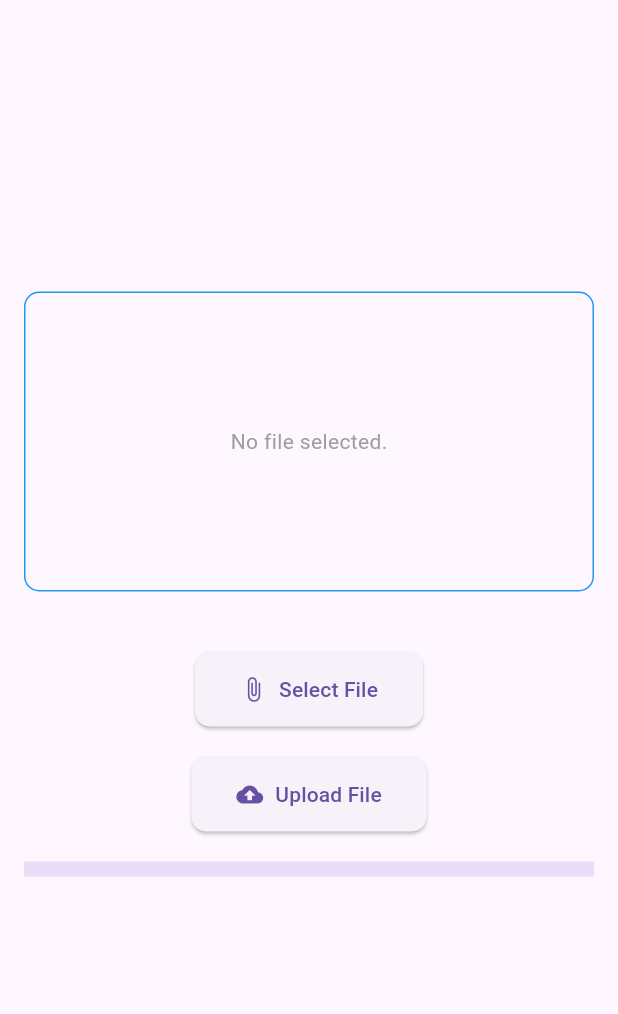
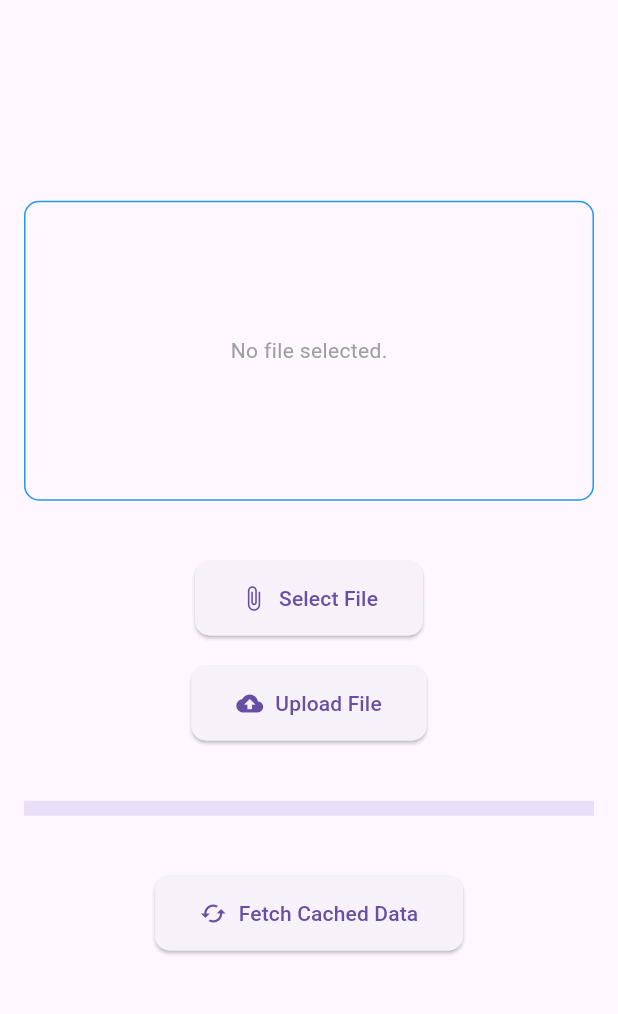
Before and after one commit to LysinKirill/Flutter_DIO_demo, a Flutter app: the screen it shows after launch, after a tap on "Upload File", on a phone screen of 412 x 824 dp, the part 76-1090 px from its top. Run offline on Flutter 3.47's test engine with Material 3 defaults, Android fonts, the phone set to English and light mode, and no system bars; our stand-ins replace dio, file_picker; missing offline and left inert: dio_http_cache.

Commit message:
add request cancellation support and more direct caching example

```diff
--- a/lib/main.dart
+++ b/lib/main.dart
@@ -34,6 +34,8 @@ class _FileUploadScreenState extends State<FileUploadScreen> with SingleTickerPr
   bool _showSuccess = false;
   bool _showError = false;
   String _errorMessage = '';
+  CancelToken _cancelToken = CancelToken(); // For canceling uploads
+  String _cachedData = ''; // To display cached data
 
   late AnimationController _animationController;
   late Animation<double> _fadeAnimation;
@@ -51,8 +53,14 @@ class _FileUploadScreenState extends State<FileUploadScreen> with SingleTickerPr
   @override
   void dispose() {
     _animationController.dispose();
+    _cancelToken.cancel(); // Cancel any ongoing requests
     super.dispose();
   }
+
+  void _resetCancelToken() {
+    _cancelToken = CancelToken();
+  }
+
 
   Future<void> _pickFile() async {
     FilePickerResult? result = await FilePicker.platform.pickFiles();
@@ -69,6 +77,16 @@ class _FileUploadScreenState extends State<FileUploadScreen> with SingleTickerPr
     }
 
     Dio dio = Dio();
+
+    // Add logging interceptor
+    dio.interceptors.add(LogInterceptor(
+      request: true,
+      requestHeader: true,
+      requestBody: true,
+      responseHeader: true,
+      responseBody: true,
+      error: true,
+    ));
 
     setState(() {
       _isUploading = true;
@@ -91,6 +109,7 @@ class _FileUploadScreenState extends State<FileUploadScreen> with SingleTickerPr
             _uploadProgress = sent / total;
           });
         },
+        cancelToken: _cancelToken, // Add cancel token
       );
 
       if (response.statusCode == 200) {
@@ -123,9 +142,11 @@ class _FileUploadScreenState extends State<FileUploadScreen> with SingleTickerPr
     } on DioError catch (e) {
       String? errorMessage;
       if (e.type == DioErrorType.connectTimeout) {
-          errorMessage = 'Upload failed: Connection timeout';
+        errorMessage = 'Upload failed: Connection timeout';
       } else if (e.type == DioErrorType.other) {
-          errorMessage = 'Upload failed: No internet connection';
+        errorMessage = 'Upload failed: No internet connection';
+      } else if (e.type == DioErrorType.cancel) {
+        errorMessage = 'Upload canceled by user';
       } else {
         errorMessage = 'Upload failed: ${e.message}';
       }
@@ -154,6 +175,31 @@ class _FileUploadScreenState extends State<FileUploadScreen> with SingleTickerPr
           _showError = false;
           _animationController.reset();
         });
+      });
+    } finally {
+      _resetCancelToken(); // Reset the CancelToken after the request is done
+    }
+  }
+
+  // Fetch cached data
+  Future<void> _fetchCachedData() async {
+    Dio dio = Dio();
+
+    // Add caching interceptor
+    dio.interceptors.add(DioCacheManager(CacheConfig(baseUrl: 'https://jsonplaceholder.typicode.com')).interceptor);
+
+        try {
+        Response response = await dio.get(
+        'https://jsonplaceholder.typicode.com/posts/1',
+        options: buildCacheOptions(Duration(minutes: 1)), // Cache for 1 minute
+        );
+
+        setState(() {
+        _cachedData = 'Cached Data: ${response.data['title']}';
+        });
+        } catch (e) {
+      setState(() {
+        _cachedData = 'Failed to fetch cached data: $e';
       });
     }
   }
@@ -255,10 +301,9 @@ class _FileUploadScreenState extends State<FileUploadScreen> with SingleTickerPr
             child: Text(
               'Dio File Uploader',
               style: TextStyle(
-                color: Colors.white,
-                fontSize: 20,
-                fontWeight: FontWeight.bold,
-              ),
+                  color: Colors.white,
+                  fontSize: 20,
+                  fontWeight: FontWeight.bold),
             ),
           ),
         ),
@@ -294,6 +339,21 @@ class _FileUploadScreenState extends State<FileUploadScreen> with SingleTickerPr
                   ),
                 ),
               ),
+              SizedBox(height: 20),
+              if (_isUploading)
+                ElevatedButton.icon(
+                  onPressed: () {
+                    _cancelToken.cancel('Upload canceled by user');
+                  },
+                  icon: Icon(Icons.cancel),
+                  label: Text('Cancel Upload'),
+                  style: ElevatedButton.styleFrom(
+                    padding: EdgeInsets.symmetric(horizontal: 30, vertical: 15),
+                    shape: RoundedRectangleBorder(
+                      borderRadius: BorderRadius.circular(10),
+                    ),
+                  ),
+                ),
               SizedBox(height: 20),
               LinearProgressIndicator(
                 value: _uploadProgress,
@@ -356,6 +416,20 @@ class _FileUploadScreenState extends State<FileUploadScreen> with SingleTickerPr
                     ),
                   ),
                 ),
+              SizedBox(height: 20),
+              ElevatedButton.icon(
+                onPressed: _fetchCachedData,
+                icon: Icon(Icons.cached),
+                label: Text('Fetch Cached Data'),
+                style: ElevatedButton.styleFrom(
+                  padding: EdgeInsets.symmetric(horizontal: 30, vertical: 15),
+                  shape: RoundedRectangleBorder(
+                    borderRadius: BorderRadius.circular(10),
+                  ),
+                ),
+              ),
+              SizedBox(height: 10),
+              Text(_cachedData),
             ],
           ),
         ),
```
